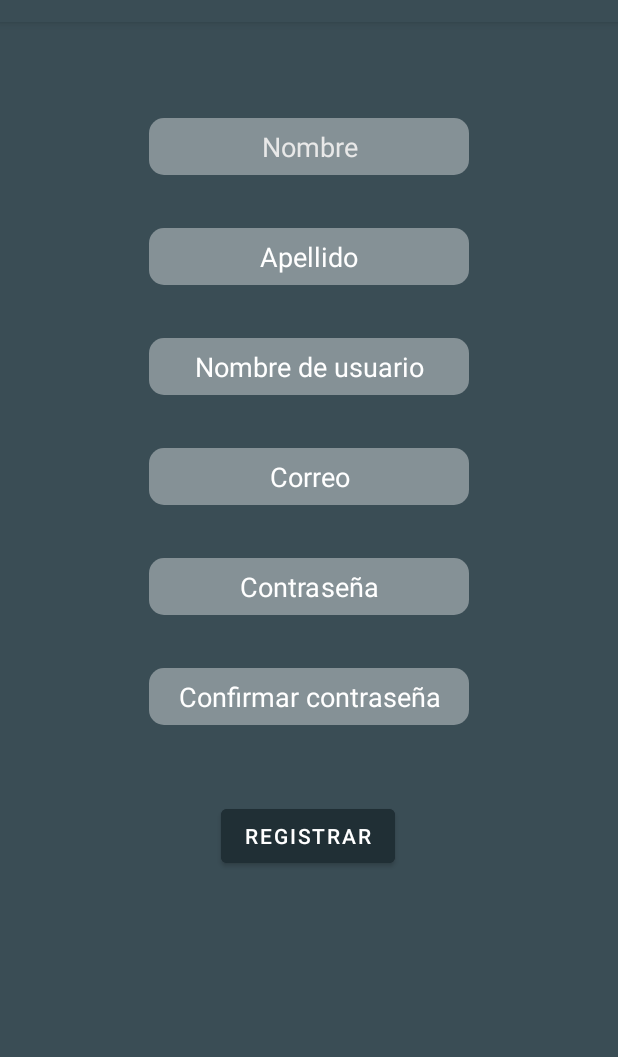
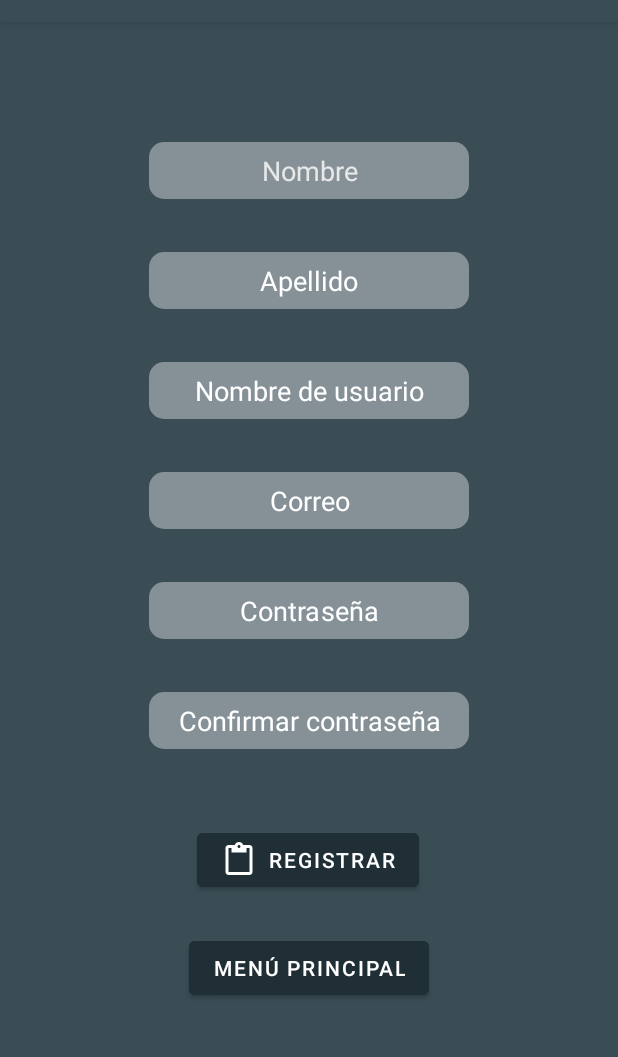
Before and after one commit to gabrielgraunegreiros/PaywalletNative, an Android app: the Registro screen opened directly, with no data from a screen before it, on a phone screen of 412 x 824 dp, the part 62-1119 px from its top. Run offline under Robolectric (Android 15) with nearby library versions, the phone set to English and light mode, and no system bars.

Commit message:
Asignar referencias MainActivity y Registro

```diff
--- a/app/src/main/java/com/usil/proyectomoviles/Registro.java
+++ b/app/src/main/java/com/usil/proyectomoviles/Registro.java
@@ -3,12 +3,24 @@ package com.usil.proyectomoviles;
 import androidx.appcompat.app.AppCompatActivity;
 
 import android.os.Bundle;
+import android.widget.EditText;
 
 public class Registro extends AppCompatActivity {
+    EditText edtNom, edtApe, edtUsu, edtCorreo, edtContraseña, edtConfirmar;
 
     @Override
     protected void onCreate(Bundle savedInstanceState) {
         super.onCreate(savedInstanceState);
         setContentView(R.layout.lyt_registro);
+        asignarReferencias();
+    }
+
+    private void asignarReferencias() {
+        edtNom = findViewById(R.id.edtNom);
+        edtApe = findViewById(R.id.edtApe);
+        edtUsu = findViewById(R.id.edtUsu);
+        edtCorreo = findViewById(R.id.edtCorreo);
+        edtContraseña = findViewById(R.id.edtContraseña);
+        edtConfirmar = findViewById(R.id.edtConfirmar);
     }
 }
--- a/app/src/main/res/layout/lyt_registro.xml
+++ b/app/src/main/res/layout/lyt_registro.xml
@@ -8,11 +8,11 @@
     android:background="#3A4D55">
 
     <EditText
-        android:id="@+id/editTextTextPersonName"
+        android:id="@+id/edtNom"
         android:layout_width="wrap_content"
         android:layout_height="38dp"
         android:layout_marginStart="32dp"
-        android:layout_marginTop="64dp"
+        android:layout_marginTop="80dp"
         android:layout_marginEnd="32dp"
         android:background="@drawable/style_button"
         android:ems="10"
@@ -22,10 +22,11 @@
         android:textColorHint="#E8E8E8"
         app:layout_constraintEnd_toEndOf="parent"
         app:layout_constraintStart_toStartOf="parent"
-        app:layout_constraintTop_toTopOf="parent" />
+        app:layout_constraintTop_toTopOf="parent"
+        tools:ignore="TouchTargetSizeCheck" />
 
     <EditText
-        android:id="@+id/editTextTextPersonName2"
+        android:id="@+id/edtApe"
         android:layout_width="wrap_content"
         android:layout_height="38dp"
         android:layout_marginStart="32dp"
@@ -39,10 +40,11 @@
         android:textColorHint="#FFFFFF"
         app:layout_constraintEnd_toEndOf="parent"
         app:layout_constraintStart_toStartOf="parent"
-        app:layout_constraintTop_toBottomOf="@+id/editTextTextPersonName" />
+        app:layout_constraintTop_toBottomOf="@+id/edtNom"
+        tools:ignore="TouchTargetSizeCheck" />
 
     <EditText
-        android:id="@+id/editTextTextPersonName3"
+        android:id="@+id/edtUsu"
         android:layout_width="wrap_content"
         android:layout_height="38dp"
         android:layout_marginStart="32dp"
@@ -56,10 +58,11 @@
         android:textColorHint="#FFFFFF"
         app:layout_constraintEnd_toEndOf="parent"
         app:layout_constraintStart_toStartOf="parent"
-        app:layout_constraintTop_toBottomOf="@+id/editTextTextPersonName2" />
+        app:layout_constraintTop_toBottomOf="@+id/edtApe"
+        tools:ignore="TouchTargetSizeCheck" />
 
     <EditText
-        android:id="@+id/editTextTextPersonName4"
+        android:id="@+id/edtCorreo"
         android:layout_width="wrap_content"
         android:layout_height="38dp"
         android:layout_marginStart="32dp"
@@ -73,10 +76,11 @@
         android:textColorHint="#FFFFFF"
         app:layout_constraintEnd_toEndOf="parent"
         app:layout_constraintStart_toStartOf="parent"
-        app:layout_constraintTop_toBottomOf="@+id/editTextTextPersonName3" />
+        app:layout_constraintTop_toBottomOf="@+id/edtUsu"
+        tools:ignore="TouchTargetSizeCheck" />
 
     <EditText
-        android:id="@+id/editTextTextPassword"
+        android:id="@+id/edtContraseña"
         android:layout_width="wrap_content"
         android:layout_height="38dp"
         android:layout_marginStart="32dp"
@@ -90,10 +94,11 @@
         android:textColorHint="#FFFFFF"
         app:layout_constraintEnd_toEndOf="parent"
         app:layout_constraintStart_toStartOf="parent"
-        app:layout_constraintTop_toBottomOf="@+id/editTextTextPersonName4" />
+        app:layout_constraintTop_toBottomOf="@+id/edtCorreo"
+        tools:ignore="TouchTargetSizeCheck" />
 
     <Button
-        android:id="@+id/button"
+        android:id="@+id/btnRegistrar"
         android:layout_width="wrap_content"
         android:layout_height="wrap_content"
         android:layout_marginStart="32dp"
@@ -101,13 +106,14 @@
         android:layout_marginEnd="32dp"
         android:backgroundTint="#202F35"
         android:text="Registrar"
+        app:icon="?attr/actionModePasteDrawable"
         app:layout_constraintEnd_toEndOf="parent"
         app:layout_constraintHorizontal_bias="0.497"
         app:layout_constraintStart_toStartOf="parent"
-        app:layout_constraintTop_toBottomOf="@+id/editTextTextPassword2" />
+        app:layout_constraintTop_toBottomOf="@+id/edtConfirmar" />
 
     <EditText
-        android:id="@+id/editTextTextPassword2"
+        android:id="@+id/edtConfirmar"
         android:layout_width="wrap_content"
         android:layout_height="38dp"
         android:layout_marginStart="32dp"
@@ -121,5 +127,19 @@
         android:textColorHint="#FFFFFF"
         app:layout_constraintEnd_toEndOf="parent"
         app:layout_constraintStart_toStartOf="parent"
-        app:layout_constraintTop_toBottomOf="@+id/editTextTextPassword" />
+        app:layout_constraintTop_toBottomOf="@+id/edtContraseña"
+        tools:ignore="TouchTargetSizeCheck" />
+
+    <Button
+        android:id="@+id/btnMenuPrincipal"
+        android:layout_width="wrap_content"
+        android:layout_height="wrap_content"
+        android:layout_marginStart="32dp"
+        android:layout_marginTop="24dp"
+        android:layout_marginEnd="32dp"
+        android:backgroundTint="#202F35"
+        android:text="Menú Principal"
+        app:layout_constraintEnd_toEndOf="parent"
+        app:layout_constraintStart_toStartOf="parent"
+        app:layout_constraintTop_toBottomOf="@+id/btnRegistrar" />
 </androidx.constraintlayout.widget.ConstraintLayout>
```
Also changed, not shown: app/src/main/java/com/usil/proyectomoviles/MainActivity.java (+26 -0 lines), app/src/main/java/com/usil/proyectomoviles/Usuario.java (added, +57 -0 lines).
